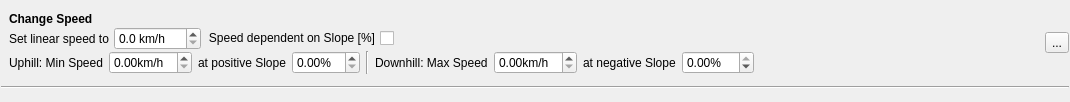
Above: src/gis/trk/filter/IFilterSpeed.ui from Maproom/qmapshack before the change. Below: the same form after it.
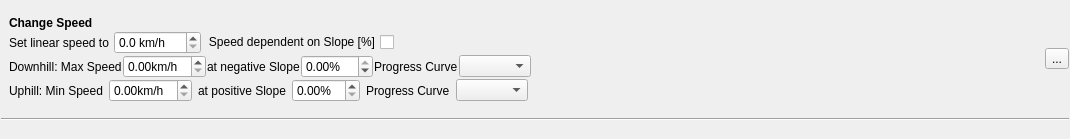
That is the form after the change. Icons and pictures are not drawn.

Commit message: Implement controlling of speed for up- and downhill based on Qt QEasingCurve class.

Patch:
```diff
--- a/src/gis/trk/filter/IFilterSpeed.ui
+++ b/src/gis/trk/filter/IFilterSpeed.ui
@@ -10,7 +10,7 @@
     <x>0</x>
     <y>0</y>
     <width>1070</width>
-    <height>102</height>
+    <height>139</height>
    </rect>
   </property>
   <property name="maximumSize">
@@ -128,48 +128,7 @@
       </layout>
      </item>
      <item>
-      <layout class="QHBoxLayout" name="speedSlopeLayout">
-       <property name="spacing">
-        <number>6</number>
-       </property>
-       <item>
-        <widget class="QLabel" name="label_4">
-         <property name="text">
-          <string>Uphill: Min Speed</string>
-         </property>
-        </widget>
-       </item>
-       <item>
-        <widget class="QDoubleSpinBox" name="minSpeed">
-         <property name="suffix">
-          <string>km/h</string>
-         </property>
-        </widget>
-       </item>
-       <item>
-        <widget class="QLabel" name="label_5">
-         <property name="text">
-          <string>at positive Slope</string>
-         </property>
-        </widget>
-       </item>
-       <item>
-        <widget class="QDoubleSpinBox" name="slopeAtMinSpeed">
-         <property name="suffix">
-          <string>%</string>
-         </property>
-         <property name="maximum">
-          <double>45.000000000000000</double>
-         </property>
-        </widget>
-       </item>
-       <item>
-        <widget class="Line" name="line_2">
-         <property name="orientation">
-          <enum>Qt::Vertical</enum>
-         </property>
-        </widget>
-       </item>
+      <layout class="QHBoxLayout" name="downHillLayout">
        <item>
         <widget class="QLabel" name="label_6">
          <property name="text">
@@ -203,6 +162,77 @@
           <double>0.000000000000000</double>
          </property>
         </widget>
+       </item>
+       <item>
+        <widget class="QLabel" name="label_9">
+         <property name="text">
+          <string>Progress Curve</string>
+         </property>
+        </widget>
+       </item>
+       <item>
+        <widget class="QComboBox" name="cbDownHill"/>
+       </item>
+       <item>
+        <spacer name="horizontalSpacer_3">
+         <property name="orientation">
+          <enum>Qt::Horizontal</enum>
+         </property>
+         <property name="sizeHint" stdset="0">
+          <size>
+           <width>40</width>
+           <height>20</height>
+          </size>
+         </property>
+        </spacer>
+       </item>
+      </layout>
+     </item>
+     <item>
+      <layout class="QHBoxLayout" name="upHillLayout">
+       <property name="spacing">
+        <number>6</number>
+       </property>
+       <item>
+        <widget class="QLabel" name="label_4">
+         <property name="text">
+          <string>Uphill: Min Speed</string>
+         </property>
+        </widget>
+       </item>
+       <item>
+        <widget class="QDoubleSpinBox" name="minSpeed">
+         <property name="suffix">
+          <string>km/h</string>
+         </property>
+        </widget>
+       </item>
+       <item>
+        <widget class="QLabel" name="label_5">
+         <property name="text">
+          <string>at positive Slope</string>
+         </property>
+        </widget>
+       </item>
+       <item>
+        <widget class="QDoubleSpinBox" name="slopeAtMinSpeed">
+         <property name="suffix">
+          <string>%</string>
+         </property>
+         <property name="maximum">
+          <double>45.000000000000000</double>
+         </property>
+        </widget>
+       </item>
+       <item>
+        <widget class="QLabel" name="label_8">
+         <property name="text">
+          <string>Progress Curve</string>
+         </property>
+        </widget>
+       </item>
+       <item>
+        <widget class="QComboBox" name="cbUpHill"/>
        </item>
        <item>
         <spacer name="horizontalSpacer_2">
```
Left out of the diff: 2 changed lines with no effect on the pictures. The commit also changes 11 other files.
